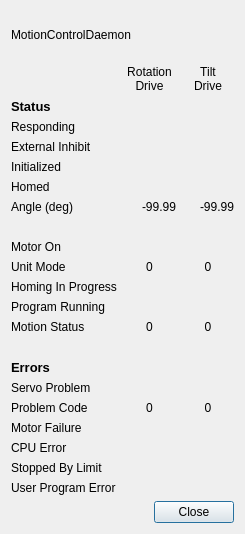
Before: the Qt Designer form src/hcrgui/MotionControlDetails.ui in NCAR/HCR_instrument, drawn with Qt 5.
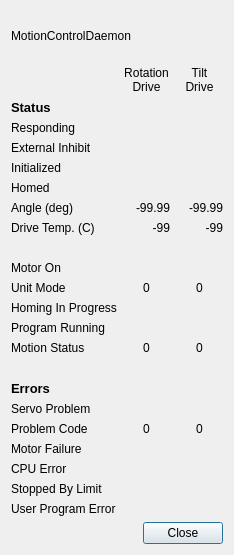
After: the same form once the commit is applied. Icons and pictures are not drawn.

Commit message: Added servo drive temperatures to MotionControlDetails.

Diff of the .ui file:
```diff
--- a/src/hcrgui/MotionControlDetails.ui
+++ b/src/hcrgui/MotionControlDetails.ui
@@ -6,8 +6,8 @@
    <rect>
     <x>0</x>
     <y>0</y>
-    <width>245</width>
-    <height>534</height>
+    <width>234</width>
+    <height>555</height>
    </rect>
   </property>
   <property name="windowTitle">
@@ -49,19 +49,102 @@
       <property name="margin">
        <number>0</number>
       </property>
-      <item row="9" column="1">
-       <widget class="QLabel" name="rotUnitModeLabel">
+      <item row="6" column="2">
+       <widget class="QLabel" name="tiltAngleValue">
+        <property name="minimumSize">
+         <size>
+          <width>40</width>
+          <height>0</height>
+         </size>
+        </property>
         <property name="text">
-         <string>0</string>
+         <string>-99.99</string>
         </property>
         <property name="alignment">
+         <set>Qt::AlignRight|Qt::AlignTrailing|Qt::AlignVCenter</set>
+        </property>
+       </widget>
+      </item>
+      <item row="16" column="0">
+       <widget class="QLabel" name="errorLabel">
+        <property name="text">
+         <string>&lt;!DOCTYPE HTML PUBLIC &quot;-//W3C//DTD HTML 4.0//EN&quot; &quot;http://www.w3.org/TR/REC-html40/strict.dtd&quot;&gt;
+&lt;html&gt;&lt;head&gt;&lt;meta name=&quot;qrichtext&quot; content=&quot;1&quot; /&gt;&lt;style type=&quot;text/css&quot;&gt;
+p, li { white-space: pre-wrap; }
+&lt;/style&gt;&lt;/head&gt;&lt;body style=&quot; font-family:'Sans'; font-size:10pt; font-weight:400; font-style:normal;&quot;&gt;
+&lt;p style=&quot; margin-top:0px; margin-bottom:0px; margin-left:0px; margin-right:0px; -qt-block-indent:0; text-indent:0px;&quot;&gt;&lt;span style=&quot; font-weight:600;&quot;&gt;Errors&lt;/span&gt;&lt;/p&gt;&lt;/body&gt;&lt;/html&gt;</string>
+        </property>
+       </widget>
+      </item>
+      <item row="3" column="2">
+       <widget class="QLabel" name="tiltInhibitIcon">
+        <property name="text">
+         <string/>
+        </property>
+        <property name="pixmap">
+         <pixmap resource="HcrGuiMainWindow.qrc">:/greenLED_off.png</pixmap>
+        </property>
+        <property name="alignment">
          <set>Qt::AlignCenter</set>
         </property>
        </widget>
       </item>
-      <item row="9" column="2">
-       <widget class="QLabel" name="tiltUnitModeLabel">
+      <item row="23" column="2">
+       <widget class="QLabel" name="tiltProgramErrorIcon">
         <property name="text">
+         <string/>
+        </property>
+        <property name="pixmap">
+         <pixmap resource="HcrGuiMainWindow.qrc">:/greenLED_off.png</pixmap>
+        </property>
+        <property name="alignment">
+         <set>Qt::AlignCenter</set>
+        </property>
+       </widget>
+      </item>
+      <item row="3" column="0">
+       <widget class="QLabel" name="externalInhibitLabel">
+        <property name="text">
+         <string>External Inhibit</string>
+        </property>
+       </widget>
+      </item>
+      <item row="5" column="1">
+       <widget class="QLabel" name="rotMotorHomedIcon">
+        <property name="text">
+         <string/>
+        </property>
+        <property name="pixmap">
+         <pixmap resource="HcrGuiMainWindow.qrc">:/greenLED_off.png</pixmap>
+        </property>
+        <property name="alignment">
+         <set>Qt::AlignCenter</set>
+        </property>
+       </widget>
+      </item>
+      <item row="5" column="2">
+       <widget class="QLabel" name="tiltMotorHomedIcon">
+        <property name="text">
+         <string/>
+        </property>
+        <property name="pixmap">
+         <pixmap resource="HcrGuiMainWindow.qrc">:/greenLED_off.png</pixmap>
+        </property>
+        <property name="alignment">
+         <set>Qt::AlignCenter</set>
+        </property>
+       </widget>
+      </item>
+      <item row="8" column="0">
+       <widget class="QLabel" name="blankLabel1">
+        <property name="text">
+         <string/>
+        </property>
+       </widget>
+      </item>
+      <item row="19" column="1">
+       <widget class="QLabel" name="rotProblemCodeLabel">
+        <property name="text">
          <string>0</string>
         </property>
         <property name="alignment">
@@ -69,14 +152,14 @@
         </property>
        </widget>
       </item>
-      <item row="10" column="0">
+      <item row="11" column="0">
        <widget class="QLabel" name="homingInProgressLabel">
         <property name="text">
          <string>Homing In Progress</string>
         </property>
        </widget>
       </item>
-      <item row="10" column="1">
+      <item row="11" column="1">
        <widget class="QLabel" name="rotMotorHomingIcon">
         <property name="text">
          <string/>
@@ -89,7 +172,7 @@
         </property>
        </widget>
       </item>
-      <item row="17" column="2">
+      <item row="18" column="2">
        <widget class="QLabel" name="tiltProblemIcon">
         <property name="text">
          <string/>
@@ -102,26 +185,63 @@
         </property>
        </widget>
       </item>
+      <item row="4" column="2">
+       <widget class="QLabel" name="tiltMotorInitializedIcon">
+        <property name="text">
+         <string/>
+        </property>
+        <property name="pixmap">
+         <pixmap resource="HcrGuiMainWindow.qrc">:/greenLED_off.png</pixmap>
+        </property>
+        <property name="alignment">
+         <set>Qt::AlignCenter</set>
+        </property>
+       </widget>
+      </item>
+      <item row="5" column="0">
+       <widget class="QLabel" name="homedLabel">
+        <property name="text">
+         <string>Homed</string>
+        </property>
+       </widget>
+      </item>
+      <item row="23" column="0">
+       <widget class="QLabel" name="programErrorLabel">
+        <property name="text">
+         <string>User Program Error</string>
+        </property>
+       </widget>
+      </item>
+      <item row="23" column="1">
+       <widget class="QLabel" name="rotProgramErrorIcon">
+        <property name="text">
+         <string/>
+        </property>
+        <property name="pixmap">
+         <pixmap resource="HcrGuiMainWindow.qrc">:/greenLED_off.png</pixmap>
+        </property>
+        <property name="alignment">
+         <set>Qt::AlignCenter</set>
+        </property>
+       </widget>
+      </item>
+      <item row="10" column="0">
+       <widget class="QLabel" name="unitModeLabel">
+        <property name="text">
+         <string>Unit Mode</string>
+        </property>
+       </widget>
+      </item>
       <item row="18" column="0">
-       <widget class="QLabel" name="problemCodeLabel">
+       <widget class="QLabel" name="problemLabel">
         <property name="text">
-         <string>Problem Code</string>
+         <string>Servo Problem</string>
         </property>
        </widget>
       </item>
-      <item row="18" column="2">
-       <widget class="QLabel" name="tiltProblemCodeLabel">
+      <item row="18" column="1">
+       <widget class="QLabel" name="rotProblemIcon">
         <property name="text">
-         <string>0</string>
-        </property>
-        <property name="alignment">
-         <set>Qt::AlignCenter</set>
-        </property>
-       </widget>
-      </item>
-      <item row="2" column="2">
-       <widget class="QLabel" name="tiltRespondingIcon">
-        <property name="text">
          <string/>
         </property>
         <property name="pixmap">
@@ -132,23 +252,9 @@
         </property>
        </widget>
       </item>
-      <item row="4" column="0">
-       <widget class="QLabel" name="initializedLabel">
+      <item row="11" column="2">
+       <widget class="QLabel" name="tiltMotorHomingIcon">
         <property name="text">
-         <string>Initialized</string>
-        </property>
-       </widget>
-      </item>
-      <item row="19" column="0">
-       <widget class="QLabel" name="motorFailureLabel">
-        <property name="text">
-         <string>Motor Failure</string>
-        </property>
-       </widget>
-      </item>
-      <item row="19" column="1">
-       <widget class="QLabel" name="rotMotorFailureIcon">
-        <property name="text">
          <string/>
         </property>
         <property name="pixmap">
@@ -159,45 +265,16 @@
         </property>
        </widget>
       </item>
-      <item row="19" column="2">
-       <widget class="QLabel" name="tiltMotorFailureIcon">
+      <item row="12" column="0">
+       <widget class="QLabel" name="programRunningLabel">
         <property name="text">
-         <string/>
+         <string>Program Running</string>
         </property>
-        <property name="pixmap">
-         <pixmap resource="HcrGuiMainWindow.qrc">:/greenLED_off.png</pixmap>
-        </property>
-        <property name="alignment">
-         <set>Qt::AlignCenter</set>
-        </property>
        </widget>
       </item>
-      <item row="20" column="0">
-       <widget class="QLabel" name="cpuErrorLabel">
+      <item row="12" column="1">
+       <widget class="QLabel" name="rotProgramRunningIcon">
         <property name="text">
-         <string>CPU Error</string>
-        </property>
-       </widget>
-      </item>
-      <item row="6" column="2">
-       <widget class="QLabel" name="tiltAngleValue">
-        <property name="minimumSize">
-         <size>
-          <width>40</width>
-          <height>0</height>
-         </size>
-        </property>
-        <property name="text">
-         <string>-99.99</string>
-        </property>
-        <property name="alignment">
-         <set>Qt::AlignRight|Qt::AlignTrailing|Qt::AlignVCenter</set>
-        </property>
-       </widget>
-      </item>
-      <item row="3" column="1">
-       <widget class="QLabel" name="rotInhibitIcon">
-        <property name="text">
          <string/>
         </property>
         <property name="pixmap">
@@ -221,23 +298,17 @@
         </property>
        </widget>
       </item>
-      <item row="20" column="1">
-       <widget class="QLabel" name="rotCpuErrorIcon">
+      <item row="13" column="0">
+       <widget class="QLabel" name="motionStatusLabel">
         <property name="text">
-         <string/>
+         <string>Motion Status</string>
         </property>
-        <property name="pixmap">
-         <pixmap resource="HcrGuiMainWindow.qrc">:/greenLED_off.png</pixmap>
-        </property>
-        <property name="alignment">
-         <set>Qt::AlignCenter</set>
-        </property>
        </widget>
       </item>
-      <item row="20" column="2">
-       <widget class="QLabel" name="tiltCpuErrorIcon">
+      <item row="13" column="1">
+       <widget class="QLabel" name="rotMotionStatusLabel">
         <property name="text">
-         <string/>
+         <string>0</string>
         </property>
         <property name="pixmap">
          <pixmap resource="HcrGuiMainWindow.qrc">:/greenLED_off.png</pixmap>
@@ -247,33 +318,10 @@
         </property>
        </widget>
       </item>
-      <item row="21" column="0">
-       <widget class="QLabel" name="stoppedByLimitLabel">
+      <item row="13" column="2">
+       <widget class="QLabel" name="tiltMotionStatusLabel">
         <property name="text">
-         <string>Stopped By Limit</string>
-        </property>
-       </widget>
-      </item>
-      <item row="21" column="1">
-       <widget class="QLabel" name="rotStoppedByLimitIcon">
-        <property name="text">
-         <string/>
-        </property>
-        <property name="pixmap">
-         <pixmap resource="HcrGuiMainWindow.qrc">:/greenLED_off.png</pixmap>
-        </property>
-        <property name="alignment">
-         <set>Qt::AlignCenter</set>
-        </property>
-       </widget>
-      </item>
-      <item row="21" column="2">
-       <widget class="QLabel" name="tiltStoppedByLimitIcon">
-        <property name="text">
-         <string/>
-        </property>
-        <property name="pixmap">
-         <pixmap resource="HcrGuiMainWindow.qrc">:/greenLED_off.png</pixmap>
+         <string>0</string>
         </property>
         <property name="alignment">
          <set>Qt::AlignCenter</set>
@@ -305,46 +353,29 @@
         </property>
        </widget>
       </item>
-      <item row="8" column="0">
+      <item row="9" column="0">
        <widget class="QLabel" name="motorOnlabel">
         <property name="text">
          <string>Motor On</string>
         </property>
        </widget>
       </item>
-      <item row="11" column="2">
-       <widget class="QLabel" name="tiltProgramRunningIcon">
-        <property name="text">
-         <string/>
-        </property>
-        <property name="pixmap">
-         <pixmap resource="HcrGuiMainWindow.qrc">:/greenLED_off.png</pixmap>
-        </property>
-        <property name="alignment">
-         <set>Qt::AlignCenter</set>
-        </property>
-       </widget>
-      </item>
-      <item row="12" column="0">
-       <widget class="QLabel" name="motionStatusLabel">
-        <property name="text">
-         <string>Motion Status</string>
-        </property>
-       </widget>
-      </item>
-      <item row="12" column="1">
-       <widget class="QLabel" name="rotMotionStatusLabel">
-        <property name="text">
-         <string>0</string>
-        </property>
-        <property name="alignment">
-         <set>Qt::AlignCenter</set>
-        </property>
-       </widget>
-      </item>
       <item row="12" column="2">
-       <widget class="QLabel" name="tiltMotionStatusLabel">
+       <widget class="QLabel" name="tiltProgramRunningIcon">
         <property name="text">
+         <string/>
+        </property>
+        <property name="pixmap">
+         <pixmap resource="HcrGuiMainWindow.qrc">:/greenLED_off.png</pixmap>
+        </property>
+        <property name="alignment">
+         <set>Qt::AlignCenter</set>
+        </property>
+       </widget>
+      </item>
+      <item row="10" column="1">
+       <widget class="QLabel" name="rotUnitModeLabel">
+        <property name="text">
          <string>0</string>
         </property>
         <property name="alignment">
@@ -352,6 +383,75 @@
         </property>
        </widget>
       </item>
+      <item row="10" column="2">
+       <widget class="QLabel" name="tiltUnitModeLabel">
+        <property name="text">
+         <string>0</string>
+        </property>
+        <property name="alignment">
+         <set>Qt::AlignCenter</set>
+        </property>
+       </widget>
+      </item>
+      <item row="21" column="1">
+       <widget class="QLabel" name="rotCpuErrorIcon">
+        <property name="text">
+         <string/>
+        </property>
+        <property name="pixmap">
+         <pixmap resource="HcrGuiMainWindow.qrc">:/greenLED_off.png</pixmap>
+        </property>
+        <property name="alignment">
+         <set>Qt::AlignCenter</set>
+        </property>
+       </widget>
+      </item>
+      <item row="21" column="2">
+       <widget class="QLabel" name="tiltCpuErrorIcon">
+        <property name="text">
+         <string/>
+        </property>
+        <property name="pixmap">
+         <pixmap resource="HcrGuiMainWindow.qrc">:/greenLED_off.png</pixmap>
+        </property>
+        <property name="alignment">
+         <set>Qt::AlignCenter</set>
+        </property>
+       </widget>
+      </item>
+      <item row="22" column="0">
+       <widget class="QLabel" name="stoppedByLimitLabel">
+        <property name="text">
+         <string>Stopped By Limit</string>
+        </property>
+       </widget>
+      </item>
+      <item row="22" column="1">
+       <widget class="QLabel" name="rotStoppedByLimitIcon">
+        <property name="text">
+         <string/>
+        </property>
+        <property name="pixmap">
+         <pixmap resource="HcrGuiMainWindow.qrc">:/greenLED_off.png</pixmap>
+        </property>
+        <property name="alignment">
+         <set>Qt::AlignCenter</set>
+        </property>
+       </widget>
+      </item>
+      <item row="22" column="2">
+       <widget class="QLabel" name="tiltStoppedByLimitIcon">
+        <property name="text">
+         <string/>
+        </property>
+        <property name="pixmap">
+         <pixmap resource="HcrGuiMainWindow.qrc">:/greenLED_off.png</pixmap>
+        </property>
+        <property name="alignment">
+         <set>Qt::AlignCenter</set>
+        </property>
+       </widget>
+      </item>
       <item row="1" column="0">
        <widget class="QLabel" name="statusLabel">
         <property name="text">
@@ -383,7 +483,7 @@
         </property>
        </widget>
       </item>
-      <item row="8" column="1">
+      <item row="9" column="1">
        <widget class="QLabel" name="rotMotorOnIcon">
         <property name="text">
          <string/>
@@ -396,7 +496,7 @@
         </property>
        </widget>
       </item>
-      <item row="8" column="2">
+      <item row="9" column="2">
        <widget class="QLabel" name="tiltMotorOnIcon">
         <property name="text">
          <string/>
@@ -409,34 +509,9 @@
         </property>
        </widget>
       </item>
-      <item row="9" column="0">
-       <widget class="QLabel" name="unitModeLabel">
+      <item row="3" column="1">
+       <widget class="QLabel" name="rotInhibitIcon">
         <property name="text">
-         <string>Unit Mode</string>
-        </property>
-       </widget>
-      </item>
-      <item row="15" column="0">
-       <widget class="QLabel" name="errorLabel">
-        <property name="text">
-         <string>&lt;!DOCTYPE HTML PUBLIC &quot;-//W3C//DTD HTML 4.0//EN&quot; &quot;http://www.w3.org/TR/REC-html40/strict.dtd&quot;&gt;
-&lt;html&gt;&lt;head&gt;&lt;meta name=&quot;qrichtext&quot; content=&quot;1&quot; /&gt;&lt;style type=&quot;text/css&quot;&gt;
-p, li { white-space: pre-wrap; }
-&lt;/style&gt;&lt;/head&gt;&lt;body style=&quot; font-family:'Sans'; font-size:10pt; font-weight:400; font-style:normal;&quot;&gt;
-&lt;p style=&quot; margin-top:0px; margin-bottom:0px; margin-left:0px; margin-right:0px; -qt-block-indent:0; text-indent:0px;&quot;&gt;&lt;span style=&quot; font-weight:600;&quot;&gt;Errors&lt;/span&gt;&lt;/p&gt;&lt;/body&gt;&lt;/html&gt;</string>
-        </property>
-       </widget>
-      </item>
-      <item row="17" column="0">
-       <widget class="QLabel" name="problemLabel">
-        <property name="text">
-         <string>Servo Problem</string>
-        </property>
-       </widget>
-      </item>
-      <item row="17" column="1">
-       <widget class="QLabel" name="rotProblemIcon">
-        <property name="text">
          <string/>
         </property>
         <property name="pixmap">
@@ -447,147 +522,15 @@
         </property>
        </widget>
       </item>
-      <item row="10" column="2">
-       <widget class="QLabel" name="tiltMotorHomingIcon">
+      <item row="19" column="0">
+       <widget class="QLabel" name="problemCodeLabel">
         <property name="text">
-         <string/>
+         <string>Problem Code</string>
         </property>
-        <property name="pixmap">
-         <pixmap resource="HcrGuiMainWindow.qrc">:/greenLED_off.png</pixmap>
-        </property>
-        <property name="alignment">
-         <set>Qt::AlignCenter</set>
-        </property>
        </widget>
       </item>
-      <item row="11" column="0">
-       <widget class="QLabel" name="programRunningLabel">
-        <property name="text">
-         <string>Program Running</string>
-        </property>
-       </widget>
-      </item>
-      <item row="11" column="1">
-       <widget class="QLabel" name="rotProgramRunningIcon">
-        <property name="text">
-         <string/>
-        </property>
-        <property name="pixmap">
-         <pixmap resource="HcrGuiMainWindow.qrc">:/greenLED_off.png</pixmap>
-        </property>
-        <property name="alignment">
-         <set>Qt::AlignCenter</set>
-        </property>
-       </widget>
-      </item>
-      <item row="4" column="1">
-       <widget class="QLabel" name="rotMotorInitializedIcon">
-        <property name="text">
-         <string/>
-        </property>
-        <property name="pixmap">
-         <pixmap resource="HcrGuiMainWindow.qrc">:/greenLED_off.png</pixmap>
-        </property>
-        <property name="alignment">
-         <set>Qt::AlignCenter</set>
-        </property>
-       </widget>
-      </item>
-      <item row="4" column="2">
-       <widget class="QLabel" name="tiltMotorInitializedIcon">
-        <property name="text">
-         <string/>
-        </property>
-        <property name="pixmap">
-         <pixmap resource="HcrGuiMainWindow.qrc">:/greenLED_off.png</pixmap>
-        </property>
-        <property name="alignment">
-         <set>Qt::AlignCenter</set>
-        </property>
-       </widget>
-      </item>
-      <item row="5" column="0">
-       <widget class="QLabel" name="homedLabel">
-        <property name="text">
-         <string>Homed</string>
-        </property>
-       </widget>
-      </item>
-      <item row="22" column="0">
-       <widget class="QLabel" name="programErrorLabel">
-        <property name="text">
-         <string>User Program Error</string>
-        </property>
-       </widget>
-      </item>
-      <item row="22" column="1">
-       <widget class="QLabel" name="rotProgramErrorIcon">
-        <property name="text">
-         <string/>
-        </property>
-        <property name="pixmap">
-         <pixmap resource="HcrGuiMainWindow.qrc">:/greenLED_off.png</pixmap>
-        </property>
-        <property name="alignment">
-         <set>Qt::AlignCenter</set>
-        </property>
-       </widget>
-      </item>
-      <item row="22" column="2">
-       <widget class="QLabel" name="tiltProgramErrorIcon">
-        <property name="text">
-         <string/>
-        </property>
-        <property name="pixmap">
-         <pixmap resource="HcrGuiMainWindow.qrc">:/greenLED_off.png</pixmap>
-        </property>
-        <property name="alignment">
-         <set>Qt::AlignCenter</set>
-        </property>
-       </widget>
-      </item>
-      <item row="3" column="0">
-       <widget class="QLabel" name="externalInhibitLabel">
-        <property name="text">
-         <string>External Inhibit</string>
-        </property>
-       </widget>
-      </item>
-      <item row="5" column="1">
-       <widget class="QLabel" name="rotMotorHomedIcon">
-        <property name="text">
-         <string/>
-        </property>
-        <property name="pixmap">
-         <pixmap resource="HcrGuiMainWindow.qrc">:/greenLED_off.png</pixmap>
-        </property>
-        <property name="alignment">
-         <set>Qt::AlignCenter</set>
-        </property>
-       </widget>
-      </item>
-      <item row="5" column="2">
-       <widget class="QLabel" name="tiltMotorHomedIcon">
-        <property name="text">
-         <string/>
-        </property>
-        <property name="pixmap">
-         <pixmap resource="HcrGuiMainWindow.qrc">:/greenLED_off.png</pixmap>
-        </property>
-        <property name="alignment">
-         <set>Qt::AlignCenter</set>
-        </property>
-       </widget>
-      </item>
-      <item row="7" column="0">
-       <widget class="QLabel" name="blankLabel1">
-        <property name="text">
-         <string/>
-        </property>
-       </widget>
-      </item>
-      <item row="18" column="1">
-       <widget class="QLabel" name="rotProblemCodeLabel">
+      <item row="19" column="2">
+       <widget class="QLabel" name="tiltProblemCodeLabel">
         <property name="text">
          <string>0</string>
         </property>
@@ -596,6 +539,66 @@
         </property>
        </widget>
       </item>
+      <item row="2" column="2">
+       <widget class="QLabel" name="tiltRespondingIcon">
+        <property name="text">
+         <string/>
+        </property>
+        <property name="pixmap">
+         <pixmap resource="HcrGuiMainWindow.qrc">:/greenLED_off.png</pixmap>
+        </property>
+        <property name="alignment">
+         <set>Qt::AlignCenter</set>
+        </property>
+       </widget>
+      </item>
+      <item row="4" column="0">
+       <widget class="QLabel" name="initializedLabel">
+        <property name="text">
+         <string>Initialized</string>
+        </property>
+       </widget>
+      </item>
+      <item row="20" column="0">
+       <widget class="QLabel" name="motorFailureLabel">
+        <property name="text">
+         <string>Motor Failure</string>
+        </property>
+       </widget>
+      </item>
+      <item row="20" column="1">
+       <widget class="QLabel" name="rotMotorFailureIcon">
+        <property name="text">
+         <string/>
+        </property>
+        <property name="pixmap">
+         <pixmap resource="HcrGuiMainWindow.qrc">:/greenLED_off.png</pixmap>
+        </property>
+        <property name="alignment">
+         <set>Qt::AlignCenter</set>
+        </property>
+       </widget>
+      </item>
+      <item row="20" column="2">
+       <widget class="QLabel" name="tiltMotorFailureIcon">
+        <property name="text">
+         <string/>
+        </property>
+        <property name="pixmap">
+         <pixmap resource="HcrGuiMainWindow.qrc">:/greenLED_off.png</pixmap>
+        </property>
+        <property name="alignment">
+         <set>Qt::AlignCenter</set>
+        </property>
+       </widget>
+      </item>
+      <item row="21" column="0">
+       <widget class="QLabel" name="cpuErrorLabel">
+        <property name="text">
+         <string>CPU Error</string>
+        </property>
+       </widget>
+      </item>
       <item row="6" column="1">
        <widget class="QLabel" name="rotAngleValue">
         <property name="minimumSize">
@@ -619,13 +622,40 @@
         </property>
        </widget>
       </item>
-      <item row="13" column="0">
+      <item row="14" column="0">
        <widget class="QLabel" name="blankLabel2">
         <property name="text">
          <string/>
         </property>
        </widget>
       </item>
+      <item row="7" column="0">
+       <widget class="QLabel" name="driveTempLabel">
+        <property name="text">
+         <string>Drive Temp. (C)</string>
+        </property>
+       </widget>
+      </item>
+      <item row="7" column="1">
+       <widget class="QLabel" name="rotTempValue">
+        <property name="text">
+         <string>-99</string>
+        </property>
+        <property name="alignment">
+         <set>Qt::AlignRight|Qt::AlignTrailing|Qt::AlignVCenter</set>
+        </property>
+       </widget>
+      </item>
+      <item row="7" column="2">
+       <widget class="QLabel" name="tiltTempValue">
+        <property name="text">
+         <string>-99</string>
+        </property>
+        <property name="alignment">
+         <set>Qt::AlignRight|Qt::AlignTrailing|Qt::AlignVCenter</set>
+        </property>
+       </widget>
+      </item>
      </layout>
     </widget>
    </item>
```
Left out of the diff: 7 changed lines with no effect on the pictures. The commit also changes 1 other file.
